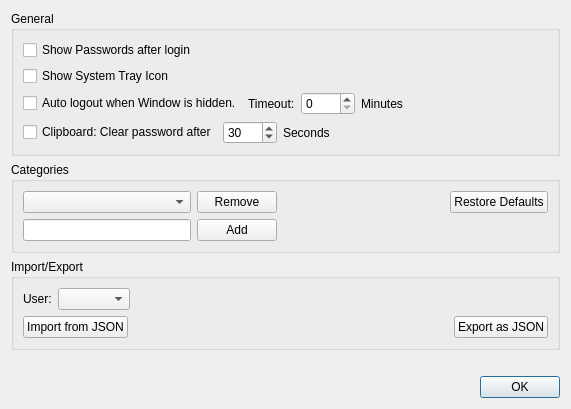
This is ui/settings_widget.ui in bkueng/qMasterPassword as Qt 5 draws it before an edit. The edited form follows.
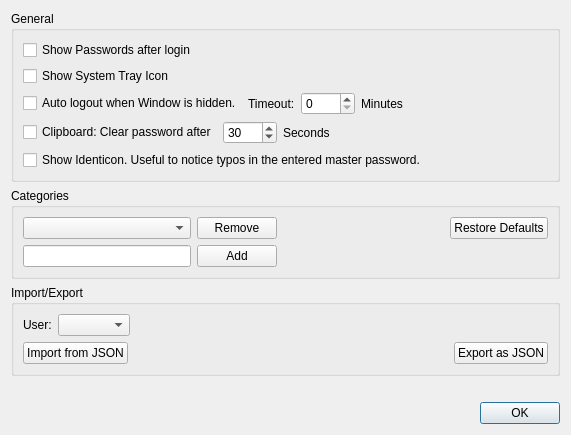
This is the edited form.

Commit message: add identicon: visual help to check for password correctness w/o storing the hash

What changed in the file:
```diff
--- a/ui/settings_widget.ui
+++ b/ui/settings_widget.ui
@@ -7,7 +7,7 @@
     <x>0</x>
     <y>0</y>
     <width>571</width>
-    <height>409</height>
+    <height>435</height>
    </rect>
   </property>
   <property name="windowTitle">
@@ -123,6 +123,13 @@
         </item>
        </layout>
       </item>
+      <item>
+       <widget class="QCheckBox" name="chkShowIdenticon">
+        <property name="text">
+         <string>Show Identicon. Useful to notice typos in the entered master password.</string>
+        </property>
+       </widget>
+      </item>
      </layout>
     </widget>
    </item>
```
Left out of the diff: 44 changed lines with no effect on the pictures. The commit also changes 14 other files.
